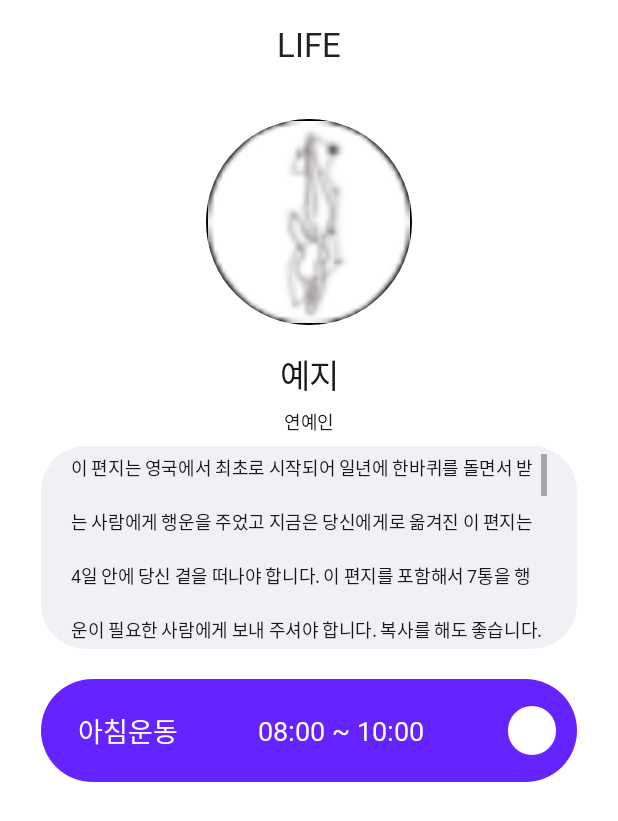
After one commit to BeryWell/BeryWell, an Android app: the layout activity_search_like.xml on its own in the app's theme, with its tools: preview values and no code run, on a phone screen of 412 x 824 dp. The commit adds this screen. Shown: the top 821 px of the screen. Run offline under Robolectric (Android 15) with nearby library versions, the phone set to English and light mode, and no system bars.

Commit message:
User Schedule UI

```diff
--- /dev/null
+++ b/BeryWell/app/src/main/java/com/example/berywell/SearchLikeActivity.kt
@@ -0,0 +1,23 @@
+package com.example.berywell
+
+import androidx.appcompat.app.AppCompatActivity
+import android.os.Bundle
+import android.text.method.ScrollingMovementMethod
+import androidx.appcompat.widget.Toolbar
+import com.example.berywell.databinding.ActivitySearchLikeBinding
+
+class SearchLikeActivity : AppCompatActivity() {
+    private lateinit var binding : ActivitySearchLikeBinding
+    override fun onCreate(savedInstanceState: Bundle?) {
+        binding = ActivitySearchLikeBinding.inflate(layoutInflater)
+        super.onCreate(savedInstanceState)
+        setContentView(binding.root)
+
+        val toolbar : Toolbar = binding.searchLikeTb
+        setSupportActionBar(toolbar)
+        supportActionBar?.setDisplayHomeAsUpEnabled(true)
+        supportActionBar?.setDisplayShowTitleEnabled(false)
+
+        binding.userInfoTv.movementMethod = ScrollingMovementMethod.getInstance()
+    }
+}
--- /dev/null
+++ b/BeryWell/app/src/main/res/drawable/login_background_drawable.xml
@@ -0,0 +1,6 @@
+<?xml version="1.0" encoding="utf-8"?>
+<shape xmlns:android="http://schemas.android.com/apk/res/android"
+    android:shape="rectangle" >
+    <solid android:color="#6524ff"/>
+    <corners android:radius="12.5dp"/>
+</shape>
--- /dev/null
+++ b/BeryWell/app/src/main/res/drawable/search_info_drawable.xml
@@ -0,0 +1,6 @@
+<?xml version="1.0" encoding="utf-8"?>
+<shape xmlns:android="http://schemas.android.com/apk/res/android"
+    android:shape="rectangle" >
+    <solid android:color="#f1f1f5"/>
+    <corners android:radius="30dp"/>
+</shape>
--- /dev/null
+++ b/BeryWell/app/src/main/res/drawable/user_profile_outline_drawable.xml
@@ -0,0 +1,5 @@
+<?xml version="1.0" encoding="utf-8"?>
+<shape xmlns:android="http://schemas.android.com/apk/res/android"
+    android:shape="oval">
+    <solid android:color="@color/black"/>
+</shape>
--- /dev/null
+++ b/BeryWell/app/src/main/res/drawable/user_schedule_alarm_drawable.xml
@@ -0,0 +1,6 @@
+<?xml version="1.0" encoding="utf-8"?>
+<shape xmlns:android="http://schemas.android.com/apk/res/android"
+    android:shape="rectangle" >
+    <solid android:color="#ffffff"/>
+    <corners android:radius="180dp"/>
+</shape>
--- /dev/null
+++ b/BeryWell/app/src/main/res/drawable/user_schedule_background_drawable.xml
@@ -0,0 +1,6 @@
+<?xml version="1.0" encoding="utf-8"?>
+<shape xmlns:android="http://schemas.android.com/apk/res/android"
+    android:shape="rectangle" >
+    <solid android:color="#6524ff"/>
+    <corners android:radius="180dp"/>
+</shape>
--- a/BeryWell/app/src/main/res/layout/activity_login.xml
+++ b/BeryWell/app/src/main/res/layout/activity_login.xml
@@ -133,7 +133,7 @@
             android:autoSizeTextType="uniform"
             android:textColor="#ffffff"
             android:fontFamily="@font/gmbold"
-            android:background="#6524ff"
+            android:background="@drawable/user_schedule_background_drawable"
             android:letterSpacing="-0.03"
             android:lineSpacingExtra="12sp"
             android:gravity="center_horizontal|center_vertical"
--- /dev/null
+++ b/BeryWell/app/src/main/res/layout/activity_search_like.xml
@@ -0,0 +1,213 @@
+<?xml version="1.0" encoding="utf-8"?>
+<androidx.constraintlayout.widget.ConstraintLayout xmlns:android="http://schemas.android.com/apk/res/android"
+    xmlns:app="http://schemas.android.com/apk/res-auto"
+    xmlns:tools="http://schemas.android.com/tools"
+    android:layout_width="match_parent"
+    android:layout_height="match_parent"
+    tools:context=".SearchLikeActivity">
+
+    <androidx.appcompat.widget.Toolbar
+        android:id="@+id/search_like_tb"
+        android:layout_width="match_parent"
+        android:layout_height="0dp"
+        app:layout_constraintEnd_toEndOf="parent"
+        app:layout_constraintHeight_percent="0.072"
+        app:layout_constraintStart_toStartOf="parent"
+        app:layout_constraintTop_toTopOf="parent">
+
+        <TextView
+            android:id="@+id/toolbar_title"
+            android:layout_width="wrap_content"
+            android:layout_height="wrap_content"
+            android:layout_gravity="center_horizontal"
+            android:fontFamily="@font/gmr"
+            android:lineSpacingExtra="8sp"
+            android:text="LIFE"
+            android:textColor="#222222"
+            android:textSize="22dp" />
+
+    </androidx.appcompat.widget.Toolbar>
+
+    <androidx.constraintlayout.widget.ConstraintLayout
+        android:id="@+id/login_context_cl"
+        android:layout_width="match_parent"
+        android:layout_height="0dp"
+        app:layout_constraintBottom_toBottomOf="parent"
+        app:layout_constraintEnd_toEndOf="parent"
+        app:layout_constraintStart_toStartOf="parent"
+        app:layout_constraintTop_toBottomOf="@+id/search_like_tb">
+
+        <androidx.constraintlayout.widget.ConstraintLayout
+            android:id="@+id/my_user_profile_ol_cl"
+            android:layout_width="0dp"
+            android:layout_height="0dp"
+            android:layout_marginHorizontal="21dp"
+            android:layout_marginTop="20dp"
+            android:background="@drawable/user_profile_outline_drawable"
+            app:layout_constraintDimensionRatio="1:1"
+            app:layout_constraintEnd_toEndOf="parent"
+            app:layout_constraintHorizontal_bias="0.5"
+            app:layout_constraintStart_toStartOf="parent"
+            app:layout_constraintTop_toTopOf="parent"
+            app:layout_constraintVertical_chainStyle="packed"
+            app:layout_constraintWidth_percent="0.334">
+
+            <androidx.appcompat.widget.AppCompatImageView
+                android:id="@+id/my_user_profile_iv"
+                android:layout_width="match_parent"
+                android:layout_height="match_parent"
+                android:layout_marginHorizontal="1dp"
+                android:layout_marginVertical="1dp"
+                android:adjustViewBounds="true"
+                android:src="@drawable/community_owner_temp_img"
+                app:layout_constraintBottom_toBottomOf="parent"
+                app:layout_constraintEnd_toEndOf="parent"
+                app:layout_constraintStart_toStartOf="parent"
+                app:layout_constraintTop_toTopOf="parent" />
+
+        </androidx.constraintlayout.widget.ConstraintLayout>
+
+        <TextView
+            android:id="@+id/search_user_name_tv"
+            android:layout_width="0dp"
+            android:layout_height="0dp"
+            android:layout_marginTop="13dp"
+            android:autoSizeMaxTextSize="22dp"
+            android:autoSizeMinTextSize="1dp"
+            android:autoSizeStepGranularity="1dp"
+            android:autoSizeTextType="uniform"
+            android:fontFamily="@font/gmbold"
+            android:gravity="center_horizontal|center_vertical"
+            android:letterSpacing="-0.03"
+            android:lineSpacingExtra="8sp"
+            android:text="예지"
+            android:textColor="#191919"
+            app:layout_constraintEnd_toEndOf="parent"
+            app:layout_constraintHeight_percent="0.05"
+            app:layout_constraintStart_toStartOf="parent"
+            app:layout_constraintTop_toBottomOf="@+id/my_user_profile_ol_cl"
+            app:layout_constraintWidth_percent="0.166" />
+
+        <TextView
+            android:id="@+id/search_user_info_tv"
+            android:layout_width="0dp"
+            android:layout_height="0dp"
+            android:layout_marginTop="2dp"
+            android:autoSizeMaxTextSize="12dp"
+            android:autoSizeMinTextSize="1dp"
+            android:autoSizeStepGranularity="1dp"
+            android:autoSizeTextType="uniform"
+            android:gravity="center_horizontal|center_vertical"
+            android:letterSpacing="-0.02"
+            android:lineSpacingExtra="18sp"
+            android:text="연예인"
+            android:textColor="#191919"
+            app:layout_constraintEnd_toEndOf="parent"
+            app:layout_constraintHeight_percent="0.027"
+            app:layout_constraintStart_toStartOf="parent"
+            app:layout_constraintTop_toBottomOf="@+id/search_user_name_tv"
+            app:layout_constraintWidth_percent="0.166" />
+
+        <androidx.constraintlayout.widget.ConstraintLayout
+            android:id="@+id/user_info_cl"
+            android:layout_width="0dp"
+            android:layout_height="0dp"
+            android:layout_marginTop="6dp"
+            android:background="@drawable/search_info_drawable"
+            android:paddingHorizontal="20dp"
+            android:paddingVertical="5dp"
+            app:layout_constraintEnd_toEndOf="parent"
+            app:layout_constraintHeight_percent="0.177"
+            app:layout_constraintStart_toStartOf="parent"
+            app:layout_constraintTop_toBottomOf="@+id/search_user_info_tv"
+            app:layout_constraintWidth_percent="0.866">
+
+            <TextView
+                android:id="@+id/user_info_tv"
+                android:layout_width="wrap_content"
+                android:layout_height="wrap_content"
+                android:fontFamily="@font/gmlight"
+                android:letterSpacing="-0.02"
+                android:lineSpacingExtra="18sp"
+                android:scrollbars="vertical"
+                android:text="@string/user_info_tx"
+                android:textColor="#191919"
+                android:textSize="12dp"
+                app:layout_constraintBottom_toBottomOf="parent"
+                app:layout_constraintEnd_toEndOf="parent"
+                app:layout_constraintStart_toStartOf="parent"
+                app:layout_constraintTop_toTopOf="parent" />
+        </androidx.constraintlayout.widget.ConstraintLayout>
+
+
+        <androidx.constraintlayout.widget.ConstraintLayout
+            android:id="@+id/user_schedule_cl"
+            android:layout_width="0dp"
+            android:layout_height="0dp"
+            android:layout_marginTop="20dp"
+            android:background="@drawable/user_schedule_background_drawable"
+            app:layout_constraintEnd_toEndOf="parent"
+            app:layout_constraintHeight_percent="0.09"
+            app:layout_constraintStart_toStartOf="parent"
+            app:layout_constraintTop_toBottomOf="@+id/user_info_cl"
+            app:layout_constraintWidth_percent="0.866">
+
+            <TextView
+                android:id="@+id/user_schedule_title_tv"
+                android:layout_width="0dp"
+                android:layout_height="0dp"
+                android:layout_marginStart="12dp"
+                android:autoSizeMaxTextSize="18dp"
+                android:autoSizeMinTextSize="1dp"
+                android:autoSizeStepGranularity="1dp"
+                android:autoSizeTextType="uniform"
+                android:fontFamily="@font/gmr"
+                android:gravity="center_horizontal|center_vertical"
+                android:lineSpacingExtra="12sp"
+                android:text="아침운동"
+                android:textColor="#ffffff"
+                app:layout_constraintBottom_toBottomOf="parent"
+                app:layout_constraintHeight_percent="0.448"
+                app:layout_constraintStart_toStartOf="parent"
+                app:layout_constraintTop_toTopOf="parent"
+                app:layout_constraintWidth_percent="0.257" />
+
+            <TextView
+                android:id="@+id/user_schedule_time_tv"
+                android:layout_width="0dp"
+                android:layout_height="0dp"
+                android:layout_marginStart="16dp"
+                android:autoSizeMaxTextSize="18dp"
+                android:autoSizeMinTextSize="1dp"
+                android:autoSizeStepGranularity="1dp"
+                android:autoSizeTextType="uniform"
+                android:fontFamily="@font/gmr"
+                android:gravity="center_horizontal|center_vertical"
+                android:lineSpacingExtra="12sp"
+                android:text="08:00 ~ 10:00"
+                android:textColor="#ffffff"
+                app:layout_constraintBottom_toBottomOf="parent"
+                app:layout_constraintHeight_percent="0.448"
+                app:layout_constraintStart_toEndOf="@+id/user_schedule_title_tv"
+                app:layout_constraintTop_toTopOf="parent"
+                app:layout_constraintWidth_percent="0.449" />
+
+            <CheckBox
+                android:id="@+id/user_schedule_alarm_cb"
+                android:layout_width="0dp"
+                android:layout_height="0dp"
+                android:layout_marginEnd="14dp"
+                android:background="@drawable/user_schedule_alarm_drawable"
+                android:button="@null"
+                app:layout_constraintBottom_toBottomOf="parent"
+                app:layout_constraintEnd_toEndOf="parent"
+                app:layout_constraintHeight_percent="0.483"
+                app:layout_constraintTop_toTopOf="parent"
+                app:layout_constraintWidth_percent="0.09" />
+
+
+        </androidx.constraintlayout.widget.ConstraintLayout>
+
+    </androidx.constraintlayout.widget.ConstraintLayout>
+
+</androidx.constraintlayout.widget.ConstraintLayout>
--- a/BeryWell/app/src/main/res/values/strings.xml
+++ b/BeryWell/app/src/main/res/values/strings.xml
@@ -5,4 +5,5 @@
     <string name="login_pw_tx">비밀번호를 입력해주세요.</string>
     <string name="login_auto_tx">자동 로그인</string>
     <string name="login_fin_tx">로그인</string>
+    <string name="user_info_tx">이 편지는 영국에서 최초로 시작되어 일년에 한바퀴를 돌면서 받는 사람에게 행운을 주었고 지금은 당신에게로 옮겨진 이 편지는 4일 안에 당신 곁을 떠나야 합니다. 이 편지를 포함해서 7통을 행운이 필요한 사람에게 보내 주셔야 합니다. 복사를 해도 좋습니다. 혹 미신이라 하실지 모르지만 사실입니다. 영국에서 HGXWCH이라는 사람은 1930년에 이 편지를 받았습니다. 그는 비서에게 복사해서 보내라고 했습니다. 며칠 뒤에 복권이 당첨되어 20억을 받았습니다. 어떤 이는 이 편지를 받았으나 96시간 이내 자신의 손에서 떠나야 한다는 사실을 잊었습니다. 그는 곧 사직되었습니다. 나중에야 이 사실을 알고 7통의 편지를 보냈는데 다시 좋은 직장을 얻었습니다. 미국의 케네디 대통령은 이 편지를 받았지만 그냥 버렸습니다. 결국 9일 후 그는 암살당했습니다. 기억해 주세요. 이 편지를 보내면 7년의 행운이 있을 것이고 그렇지 않으면 3년의 불행이 있을 것입니다. 그리고 이 편지를 버리거나 낙서를 해서는 절대로 안됩니다. 7통입니다. 이 편지를 받은 사람은 행운이 깃들것입니다. 힘들겠지만 좋은게 좋다고 생각하세요. 7년의 행운을 빌면서…</string>
 </resources>
```
Also changed, not shown: BeryWell/app/src/main/AndroidManifest.xml (+10 -3 lines), BeryWell/app/src/main/res/drawable/community_owner_temp_img.png (added).
